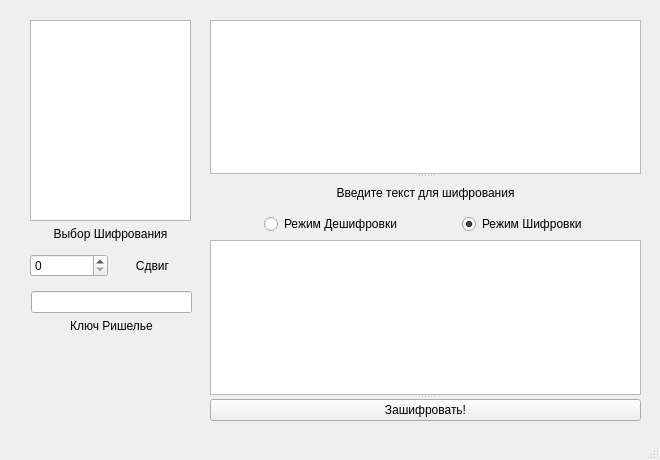
This is mainwindow.ui in Buartskullar/cryptomaniac as Qt 5 draws it before an edit. The edited form follows.
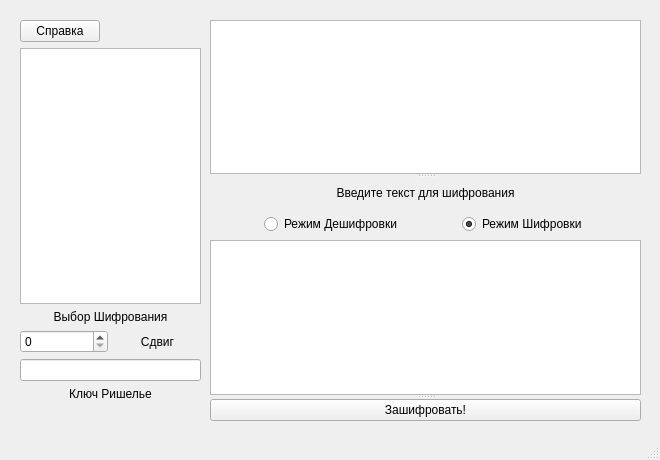
This is the edited form.

The edit to the form file:
```diff
--- a/mainwindow.ui
+++ b/mainwindow.ui
@@ -135,15 +135,36 @@
      </item>
     </layout>
    </widget>
-   <widget class="QWidget" name="layoutWidget">
+   <widget class="QWidget" name="">
     <property name="geometry">
      <rect>
-      <x>30</x>
+      <x>20</x>
       <y>20</y>
-      <width>161</width>
-      <height>221</height>
+      <width>181</width>
+      <height>401</height>
      </rect>
     </property>
+    <layout class="QVBoxLayout" name="verticalLayout_4">
+     <item alignment="Qt::AlignLeft|Qt::AlignTop">
+      <widget class="QPushButton" name="explainButton">
+       <property name="sizePolicy">
+        <sizepolicy hsizetype="Maximum" vsizetype="Fixed">
+         <horstretch>0</horstretch>
+         <verstretch>0</verstretch>
+        </sizepolicy>
+       </property>
+       <property name="minimumSize">
+        <size>
+         <width>0</width>
+         <height>0</height>
+        </size>
+       </property>
+       <property name="text">
+        <string>Справка</string>
+       </property>
+      </widget>
+     </item>
+     <item>
     <layout class="QVBoxLayout" name="verticalLayout_2">
      <item>
       <widget class="QListWidget" name="listModes"/>
@@ -159,16 +180,8 @@
       </widget>
      </item>
     </layout>
-   </widget>
-   <widget class="QWidget" name="layoutWidget">
-    <property name="geometry">
-     <rect>
-      <x>30</x>
-      <y>250</y>
-      <width>161</width>
-      <height>31</height>
-     </rect>
-    </property>
+     </item>
+     <item>
     <layout class="QHBoxLayout" name="horizontalLayout">
      <item>
       <widget class="QSpinBox" name="spinOffset"/>
@@ -184,16 +197,8 @@
       </widget>
      </item>
     </layout>
-   </widget>
-   <widget class="QWidget" name="">
-    <property name="geometry">
-     <rect>
-      <x>31</x>
-      <y>291</y>
-      <width>161</width>
-      <height>131</height>
-     </rect>
-    </property>
+     </item>
+     <item>
     <layout class="QVBoxLayout" name="verticalLayout_3">
      <item>
       <widget class="QLineEdit" name="lineReshelye"/>
@@ -223,6 +228,8 @@
         <set>Qt::AlignCenter</set>
        </property>
       </widget>
+       </item>
+      </layout>
      </item>
     </layout>
    </widget>
```
Left out of the diff: 2 changed lines with no effect on the pictures. Lines whose indentation alone changed are shown as unchanged.
